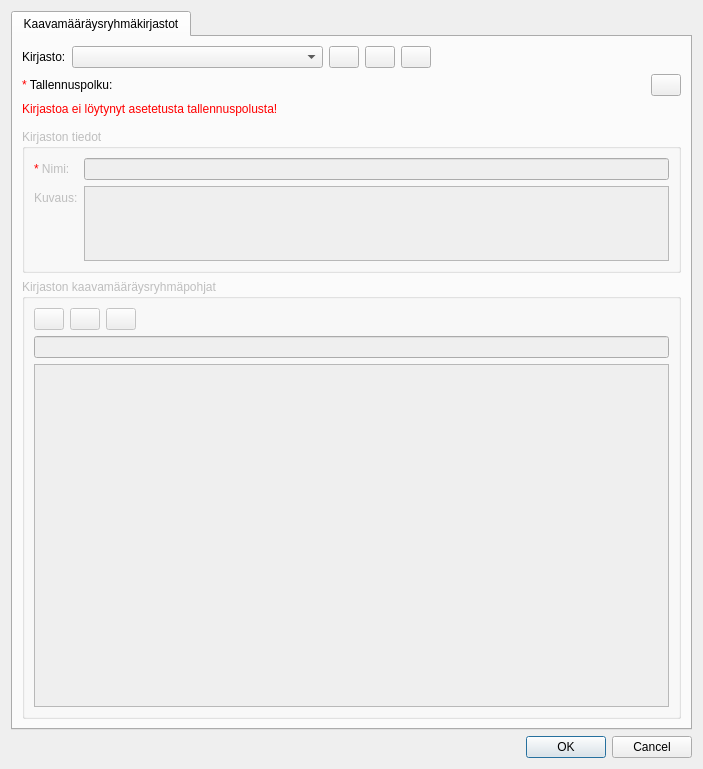
Before: the Qt Designer form arho_feature_template/gui/dialogs/manage_libraries.ui in GispoCoding/arho-qgis-plugin, drawn with Qt 5.
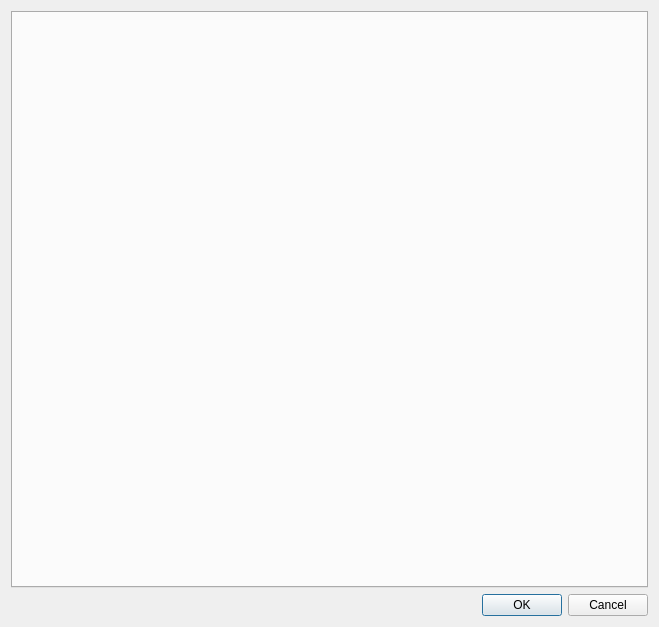
After: the same form once the commit is applied. Custom widgets are drawn as their Qt base class.

Commit message:
implement plan feature templates and plan feature library management dialog
- refactored library management widget so that both RegulationGroupLibrary and PlanFeatureLibrary can utilize it
- fix bug where pressing cancel in library management view would make the plugin forget libraries

```diff
--- a/arho_feature_template/gui/dialogs/manage_libraries.ui
+++ b/arho_feature_template/gui/dialogs/manage_libraries.ui
@@ -6,8 +6,8 @@
    <rect>
     <x>0</x>
     <y>0</y>
-    <width>703</width>
-    <height>769</height>
+    <width>659</width>
+    <height>627</height>
    </rect>
   </property>
   <property name="windowTitle">
@@ -19,322 +19,6 @@
      <property name="currentIndex">
       <number>0</number>
      </property>
-     <widget class="QWidget" name="regulation_group_libraries_tab">
-      <attribute name="title">
-       <string>Kaavamääräysryhmäkirjastot</string>
-      </attribute>
-      <layout class="QVBoxLayout" name="verticalLayout_4">
-       <item>
-        <layout class="QHBoxLayout" name="horizontalLayout">
-         <item>
-          <widget class="QLabel" name="label_4">
-           <property name="text">
-            <string>Kirjasto:</string>
-           </property>
-          </widget>
-         </item>
-         <item>
-          <widget class="QComboBox" name="regulation_group_libarary_selection">
-           <property name="sizePolicy">
-            <sizepolicy hsizetype="Expanding" vsizetype="Fixed">
-             <horstretch>0</horstretch>
-             <verstretch>0</verstretch>
-            </sizepolicy>
-           </property>
-           <property name="toolTip">
-            <string>Valitse kirjasto</string>
-           </property>
-          </widget>
-         </item>
-         <item>
-          <widget class="QPushButton" name="new_regulation_group_library_btn">
-           <property name="maximumSize">
-            <size>
-             <width>30</width>
-             <height>16777215</height>
-            </size>
-           </property>
-           <property name="toolTip">
-            <string>Luo uusi kaavamääräysryhmäkirjasto</string>
-           </property>
-           <property name="text">
-            <string/>
-           </property>
-          </widget>
-         </item>
-         <item>
-          <widget class="QPushButton" name="import_regulation_group_library_btn">
-           <property name="maximumSize">
-            <size>
-             <width>30</width>
-             <height>16777215</height>
-            </size>
-           </property>
-           <property name="toolTip">
-            <string>Tuo kaavamääräysryhmäkirjasto</string>
-           </property>
-           <property name="text">
-            <string/>
-           </property>
-          </widget>
-         </item>
-         <item>
-          <widget class="QPushButton" name="delete_regulation_group_library_btn">
-           <property name="maximumSize">
-            <size>
-             <width>30</width>
-             <height>16777215</height>
-            </size>
-           </property>
-           <property name="toolTip">
-            <string>Poista kaavamääräysryhmäkirjasto</string>
-           </property>
-           <property name="text">
-            <string/>
-           </property>
-          </widget>
-         </item>
-         <item>
-          <spacer name="horizontalSpacer">
-           <property name="orientation">
-            <enum>Qt::Horizontal</enum>
-           </property>
-           <property name="sizeHint" stdset="0">
-            <size>
-             <width>40</width>
-             <height>20</height>
-            </size>
-           </property>
-          </spacer>
-         </item>
-        </layout>
-       </item>
-       <item>
-        <layout class="QHBoxLayout" name="horizontalLayout_3">
-         <item>
-          <widget class="QLabel" name="file_path_label">
-           <property name="text">
-            <string>&lt;html&gt;&lt;head/&gt;&lt;body&gt;&lt;p&gt;&lt;span style=&quot; color:#ff0000;&quot;&gt;*&lt;/span&gt; Tallennuspolku:&lt;/p&gt;&lt;/body&gt;&lt;/html&gt;</string>
-           </property>
-          </widget>
-         </item>
-         <item>
-          <widget class="QgsFileWidget" name="file_path">
-           <property name="toolTip">
-            <string>Kirjaston tallennuspolku</string>
-           </property>
-           <property name="dialogTitle">
-            <string>Kirjaston tiedostopolku</string>
-           </property>
-           <property name="filter">
-            <string>YAML files (*.yaml)</string>
-           </property>
-           <property name="storageMode">
-            <enum>QgsFileWidget::SaveFile</enum>
-           </property>
-          </widget>
-         </item>
-         <item>
-          <widget class="QPushButton" name="reload_library_file_btn">
-           <property name="maximumSize">
-            <size>
-             <width>30</width>
-             <height>16777215</height>
-            </size>
-           </property>
-           <property name="toolTip">
-            <string>Lataa kirjasto uudelleen annetusta polusta</string>
-           </property>
-           <property name="text">
-            <string/>
-           </property>
-          </widget>
-         </item>
-        </layout>
-       </item>
-       <item>
-        <widget class="QLabel" name="broken_path_warning_label">
-         <property name="text">
-          <string>&lt;html&gt;&lt;head/&gt;&lt;body&gt;&lt;p&gt;&lt;span style=&quot; color:#ff0000;&quot;&gt;Kirjastoa ei löytynyt asetetusta tallennuspolusta!&lt;/span&gt;&lt;/p&gt;&lt;/body&gt;&lt;/html&gt;</string>
-         </property>
-        </widget>
-       </item>
-       <item>
-        <spacer name="verticalSpacer">
-         <property name="orientation">
-          <enum>Qt::Vertical</enum>
-         </property>
-         <property name="sizeType">
-          <enum>QSizePolicy::Minimum</enum>
-         </property>
-         <property name="sizeHint" stdset="0">
-          <size>
-           <width>20</width>
-           <height>7</height>
-          </size>
-         </property>
-        </spacer>
-       </item>
-       <item>
-        <widget class="QgsCollapsibleGroupBox" name="library_details_groupbox">
-         <property name="enabled">
-          <bool>false</bool>
-         </property>
-         <property name="sizePolicy">
-          <sizepolicy hsizetype="Preferred" vsizetype="Maximum">
-           <horstretch>0</horstretch>
-           <verstretch>0</verstretch>
-          </sizepolicy>
-         </property>
-         <property name="title">
-          <string>Kirjaston tiedot</string>
-         </property>
-         <layout class="QFormLayout" name="formLayout_2">
-          <item row="0" column="0">
-           <widget class="QLabel" name="label">
-            <property name="text">
-             <string>&lt;html&gt;&lt;head/&gt;&lt;body&gt;&lt;p&gt;&lt;span style=&quot; color:#ff0000;&quot;&gt;*&lt;/span&gt; Nimi:&lt;/p&gt;&lt;/body&gt;&lt;/html&gt;</string>
-            </property>
-           </widget>
-          </item>
-          <item row="0" column="1">
-           <widget class="QLineEdit" name="name">
-            <property name="toolTip">
-             <string>Kirjaston nimi</string>
-            </property>
-           </widget>
-          </item>
-          <item row="1" column="0">
-           <widget class="QLabel" name="label_3">
-            <property name="text">
-             <string>Kuvaus:</string>
-            </property>
-           </widget>
-          </item>
-          <item row="1" column="1">
-           <widget class="QTextEdit" name="description">
-            <property name="maximumSize">
-             <size>
-              <width>16777215</width>
-              <height>75</height>
-             </size>
-            </property>
-            <property name="toolTip">
-             <string>Kirjaston kuvaus</string>
-            </property>
-           </widget>
-          </item>
-         </layout>
-        </widget>
-       </item>
-       <item>
-        <widget class="QGroupBox" name="regulation_group_templates_groupbox">
-         <property name="enabled">
-          <bool>false</bool>
-         </property>
-         <property name="sizePolicy">
-          <sizepolicy hsizetype="Preferred" vsizetype="Expanding">
-           <horstretch>0</horstretch>
-           <verstretch>0</verstretch>
-          </sizepolicy>
-         </property>
-         <property name="title">
-          <string>Kirjaston kaavamääräysryhmäpohjat</string>
-         </property>
-         <layout class="QVBoxLayout" name="verticalLayout_3">
-          <item>
-           <layout class="QHBoxLayout" name="horizontalLayout_2">
-            <item>
-             <widget class="QPushButton" name="new_regulation_group_template_btn">
-              <property name="maximumSize">
-               <size>
-                <width>30</width>
-                <height>16777215</height>
-               </size>
-              </property>
-              <property name="toolTip">
-               <string>Luo uusi kaavamääräysryhmäpohja</string>
-              </property>
-              <property name="text">
-               <string/>
-              </property>
-             </widget>
-            </item>
-            <item>
-             <widget class="QPushButton" name="edit_regulation_group_template_btn">
-              <property name="maximumSize">
-               <size>
-                <width>30</width>
-                <height>16777215</height>
-               </size>
-              </property>
-              <property name="toolTip">
-               <string>Muokkaa valittua kaavamääräysryhmäpohjaa</string>
-              </property>
-              <property name="text">
-               <string/>
-              </property>
-             </widget>
-            </item>
-            <item>
-             <widget class="QPushButton" name="delete_regulation_group_template_btn">
-              <property name="maximumSize">
-               <size>
-                <width>30</width>
-                <height>16777215</height>
-               </size>
-              </property>
-              <property name="toolTip">
-               <string>Poista kaavamääräysryhmä pohja(t)</string>
-              </property>
-              <property name="text">
-               <string/>
-              </property>
-             </widget>
-            </item>
-            <item>
-             <spacer name="horizontalSpacer_2">
-              <property name="orientation">
-               <enum>Qt::Horizontal</enum>
-              </property>
-              <property name="sizeHint" stdset="0">
-               <size>
-                <width>40</width>
-                <height>20</height>
-               </size>
-              </property>
-             </spacer>
-            </item>
-           </layout>
-          </item>
-          <item>
-           <widget class="QgsFilterLineEdit" name="regulation_group_templates_filter">
-            <property name="toolTip">
-             <string>Suodata kaavamääräysryhmäpohjia</string>
-            </property>
-            <property name="showSearchIcon">
-             <bool>true</bool>
-            </property>
-            <property name="qgisRelation" stdset="0">
-             <string notr="true"/>
-            </property>
-           </widget>
-          </item>
-          <item>
-           <widget class="QListWidget" name="regulation_group_templates_list">
-            <property name="toolTip">
-             <string>Kirjaston kaavamääräysryhmäpohjat</string>
-            </property>
-            <property name="selectionMode">
-             <enum>QAbstractItemView::ExtendedSelection</enum>
-            </property>
-           </widget>
-          </item>
-         </layout>
-        </widget>
-       </item>
-      </layout>
-     </widget>
     </widget>
    </item>
    <item>
@@ -349,24 +33,6 @@
    </item>
   </layout>
  </widget>
- <customwidgets>
-  <customwidget>
-   <class>QgsCollapsibleGroupBox</class>
-   <extends>QGroupBox</extends>
-   <header>qgscollapsiblegroupbox.h</header>
-   <container>1</container>
-  </customwidget>
-  <customwidget>
-   <class>QgsFileWidget</class>
-   <extends>QWidget</extends>
-   <header>qgsfilewidget.h</header>
-  </customwidget>
-  <customwidget>
-   <class>QgsFilterLineEdit</class>
-   <extends>QLineEdit</extends>
-   <header>qgsfilterlineedit.h</header>
-  </customwidget>
- </customwidgets>
  <resources/>
  <connections>
   <connection>
```
Left out of the diff: 2 changed lines with no effect on the pictures. The commit also changes 7 other files.
